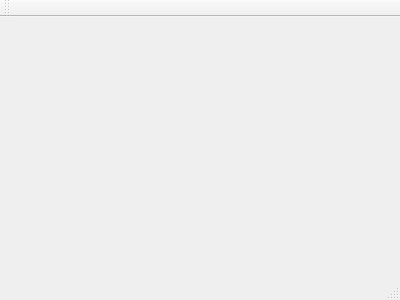
Before: the Qt Designer form fatNodes/mainWindow.ui in Fredy/FatNodes, drawn with Qt 5.
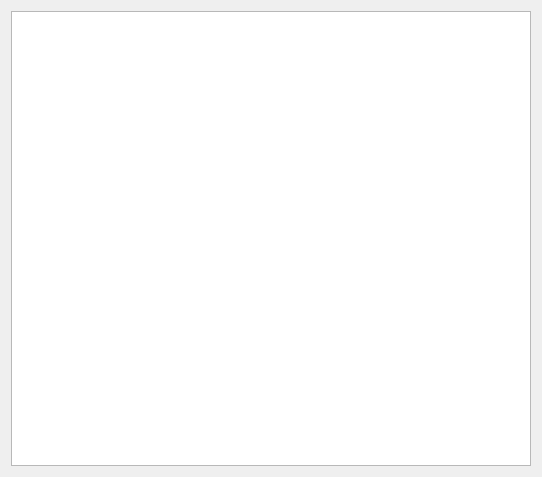
After: the same form once the commit is applied.

Commit message: -Added basic fatNode operations, graphic node

```diff
--- a/fatNodes/mainWindow.ui
+++ b/fatNodes/mainWindow.ui
@@ -1,24 +1,26 @@
 <ui version="4.0">
  <class>MainWindow</class>
- <widget class="QMainWindow" name="MainWindow" >
-  <property name="geometry" >
+ <widget class="QMainWindow" name="MainWindow">
+  <property name="geometry">
    <rect>
     <x>0</x>
     <y>0</y>
-    <width>400</width>
-    <height>300</height>
+    <width>542</width>
+    <height>477</height>
    </rect>
   </property>
   <property name="windowTitle" >
    <string>MainWindow</string>
   </property>
-  <widget class="QMenuBar" name="menuBar" />
-  <widget class="QToolBar" name="mainToolBar" />
-  <widget class="QWidget" name="centralWidget" />
-  <widget class="QStatusBar" name="statusBar" />
+  <widget class="QWidget" name="centralWidget">
+   <layout class="QVBoxLayout" name="verticalLayout">
+    <item>
+     <widget class="QGraphicsView" name="graphicsView"/>
+    </item>
+   </layout>
+  </widget>
  </widget>
- <layoutDefault spacing="6" margin="11" />
- <pixmapfunction></pixmapfunction>
+ <layoutdefault spacing="6" margin="11"/>
  <resources/>
  <connections/>
 </ui>
```
Left out of the diff: 3 changed lines with no effect on the pictures. The commit also changes 5 other files.
